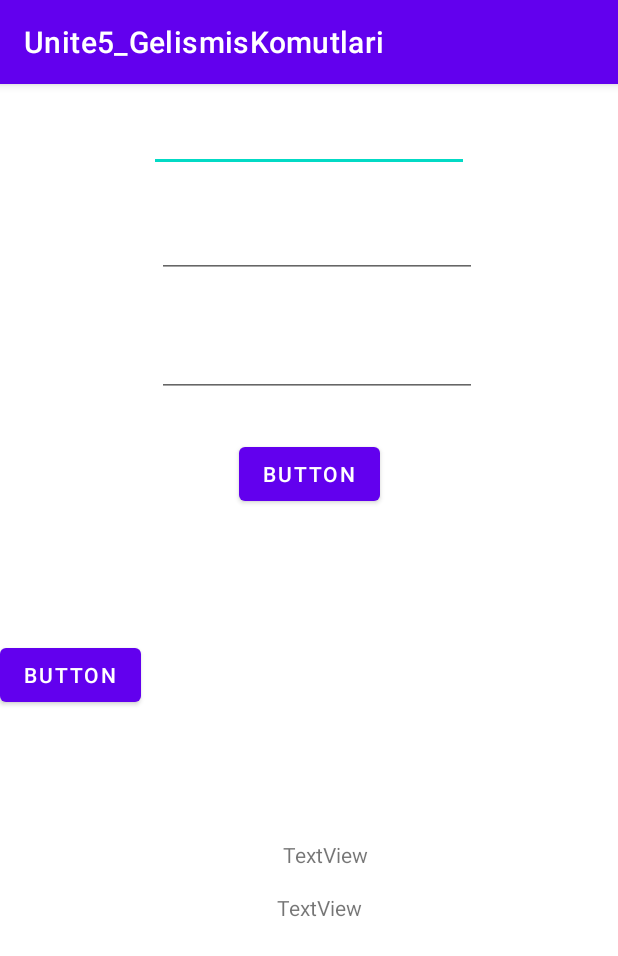
After one commit to Eren-Aytug-Ozen/Geli-mi-_Komutlar-renme-Birimi-5-, an Android app: the uyg4Activity screen opened directly, with no data from a screen before it, on a phone screen of 412 x 824 dp. The commit adds this screen. Shown: the top 956 px of the screen. Run offline under Robolectric (Android 15) with nearby library versions, the phone set to English and light mode, and no system bars.

Commit message:
bit artık

```diff
--- a/app/src/main/AndroidManifest.xml
+++ b/app/src/main/AndroidManifest.xml
@@ -23,6 +23,9 @@
             </intent-filter>
         </activity>
         <activity android:name=".Uyg1Activity"></activity>
+        <activity android:name=".uyg2Activity"></activity>
+        <activity android:name=".uyg3Activity"></activity>
+        <activity android:name=".uyg4Activity"></activity>
     </application>
 
 </manifest>
--- /dev/null
+++ b/app/src/main/java/com/example/unite5_gelismiskomutlari/uyg4Activity.java
@@ -0,0 +1,57 @@
+package com.example.unite5_gelismiskomutlari;
+
+import android.os.Bundle;
+import android.view.View;
+import android.widget.Button;
+import android.widget.EditText;
+import android.widget.TextView;
+
+import androidx.annotation.Nullable;
+import androidx.appcompat.app.AppCompatActivity;
+
+public class uyg4Activity extends AppCompatActivity {
+    EditText nbr1,nbr2,nbr3;
+    Button btnnbr1;
+    @Override
+    protected void onCreate(@Nullable Bundle savedInstanceState) {
+        super.onCreate(savedInstanceState);
+        setContentView(R.layout.uyg4_activity);
+        btnnbr1 = findViewById(R.id.btnnbr1);
+        nbr1 = findViewById(R.id.nbr1);
+        nbr2 = findViewById(R.id.nbr2);
+        nbr3 = findViewById(R.id.nbr3);
+        TextView textView = findViewById(R.id.textView);
+        btnnbr1.setOnClickListener(new View.OnClickListener() {
+            @Override
+            public void onClick(View view) {
+                int sayi1;
+                sayi1 = Integer.parseInt(nbr1.getText().toString());
+                int sayi2;
+                sayi2 = Integer.parseInt(nbr2.getText().toString());
+                int sonuc = topla(sayi1,sayi2);
+                textView.setText(Integer.toString(sonuc));
+            }
+        });
+        Button btn2 = findViewById(R.id.btnnbr2);
+        btn2.setOnClickListener(new View.OnClickListener() {
+            @Override
+            public void onClick(View view) {
+                int sayi1;
+                sayi1 = Integer.parseInt(nbr1.getText().toString());
+                int sayi2;
+                sayi2 = Integer.parseInt(nbr2.getText().toString());
+                int sayi3;
+                sayi3 = Integer.parseInt(nbr3.getText().toString());
+                int sonuc = topla(sayi1,sayi2,sayi3);
+                textView.setText(Integer.toString(sonuc));
+            }
+        });
+    }
+    private int topla(int sayi1, int sayi2) {
+        return sayi1 + sayi2;
+    }
+    private int topla(int sayi1, int sayi2,int sayi3) {
+        return sayi1 + sayi2 + sayi3;
+    }
+
+}
--- /dev/null
+++ b/app/src/main/res/layout/uyg4_activity.xml
@@ -0,0 +1,79 @@
+<?xml version="1.0" encoding="utf-8"?>
+<androidx.constraintlayout.widget.ConstraintLayout xmlns:android="http://schemas.android.com/apk/res/android"
+    xmlns:app="http://schemas.android.com/apk/res-auto"
+    xmlns:tools="http://schemas.android.com/tools"
+    android:layout_width="match_parent"
+    android:layout_height="match_parent">
+
+    <EditText
+        android:id="@+id/nbr1"
+        android:layout_width="wrap_content"
+        android:layout_height="wrap_content"
+        android:layout_marginTop="13dp"
+        android:ems="10"
+        android:inputType="number"
+        app:layout_constraintEnd_toEndOf="parent"
+        app:layout_constraintStart_toStartOf="parent"
+        app:layout_constraintTop_toTopOf="parent" />
+
+    <EditText
+        android:id="@+id/nbr2"
+        android:layout_width="wrap_content"
+        android:layout_height="wrap_content"
+        android:layout_marginStart="5dp"
+        android:layout_marginTop="25dp"
+        android:ems="10"
+        android:inputType="number"
+        app:layout_constraintStart_toStartOf="@+id/nbr1"
+        app:layout_constraintTop_toBottomOf="@+id/nbr1" />
+
+    <EditText
+        android:id="@+id/nbr3"
+        android:layout_width="wrap_content"
+        android:layout_height="wrap_content"
+        android:layout_marginTop="34dp"
+        android:ems="10"
+        android:inputType="number"
+        app:layout_constraintStart_toStartOf="@+id/nbr2"
+        app:layout_constraintTop_toBottomOf="@+id/nbr2" />
+
+    <Button
+        android:id="@+id/btnnbr1"
+        android:layout_width="wrap_content"
+        android:layout_height="wrap_content"
+        android:layout_marginTop="27dp"
+        android:onClick="btnnumber1"
+        android:text="Button"
+        app:layout_constraintEnd_toEndOf="parent"
+        app:layout_constraintStart_toStartOf="parent"
+        app:layout_constraintTop_toBottomOf="@+id/nbr3" />
+
+    <TextView
+        android:id="@+id/textView2"
+        android:layout_width="wrap_content"
+        android:layout_height="wrap_content"
+        android:layout_marginTop="16dp"
+        android:layout_marginEnd="4dp"
+        android:text="TextView"
+        app:layout_constraintEnd_toEndOf="@+id/textView"
+        app:layout_constraintTop_toBottomOf="@+id/textView" />
+
+    <TextView
+        android:id="@+id/textView"
+        android:layout_width="wrap_content"
+        android:layout_height="wrap_content"
+        android:layout_marginTop="220dp"
+        android:layout_marginEnd="8dp"
+        android:text="TextView"
+        app:layout_constraintEnd_toEndOf="@+id/btnnbr1"
+        app:layout_constraintTop_toBottomOf="@+id/btnnbr1" />
+
+    <Button
+        android:id="@+id/btnnbr2"
+        android:layout_width="wrap_content"
+        android:layout_height="wrap_content"
+        android:text="Button"
+        app:layout_constraintBottom_toTopOf="@+id/textView"
+        app:layout_constraintTop_toBottomOf="@+id/btnnbr1"
+        tools:layout_editor_absoluteX="158dp" />
+</androidx.constraintlayout.widget.ConstraintLayout>
--- a/app/src/main/res/values/strings.xml
+++ b/app/src/main/res/values/strings.xml
@@ -1,7 +1,7 @@
 <resources>
     <string name="app_name">Unite5_GelismisKomutlari</string>
     <string name="btn1">uygulama-1(Selam ver)</string>
-    <string name="btn2">uygulama-2()</string>
+    <string name="btn2">uygulama-2(Sayilari topla)</string>
     <string name="btn3">uygulama-3()</string>
     <string name="btn4">uygulama-4()</string>
     <string name="btn5">uygulama-5()</string>
```
Also changed, not shown: app/src/main/java/com/example/unite5_gelismiskomutlari/MainActivity.java (+12 -0 lines), app/src/main/java/com/example/unite5_gelismiskomutlari/uyg2Activity.java (added, +39 -0 lines), app/src/main/java/com/example/unite5_gelismiskomutlari/uyg3Activity.java (added, +38 -0 lines), app/src/main/res/layout/activity_main.xml (+6 -5 lines), app/src/main/res/layout/uyg2_activity.xml (added, +45 -0 lines), app/src/main/res/layout/uyg3_avtivity.xml (added, +39 -0 lines).
